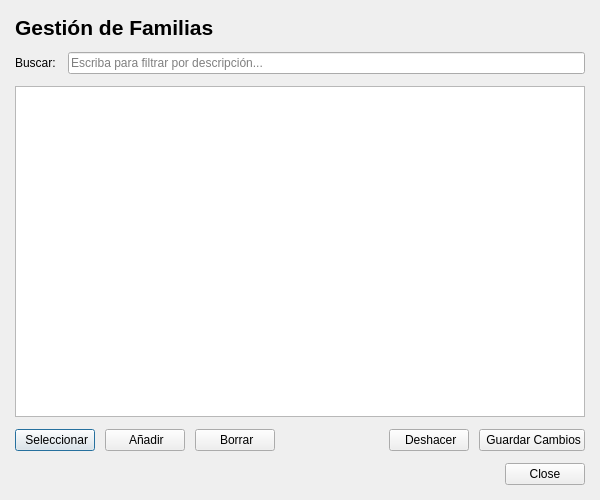
Qt form familias.ui (Ladis72/tienda) before a commit.
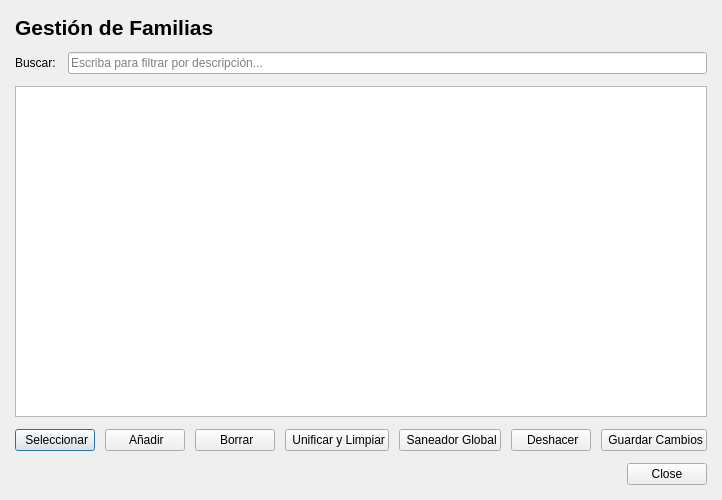
The same form after that commit.

Commit message: feat: implement master data unification and global sanitization tools across multiple modules

What changed in the file:
```diff
--- a/familias.ui
+++ b/familias.ui
@@ -129,6 +129,20 @@
        </property>
       </widget>
      </item>
+     <item>
+      <widget class="QPushButton" name="pushButtonUnificar">
+       <property name="text">
+        <string> Unificar y Limpiar</string>
+       </property>
+      </widget>
+     </item>
+     <item>
+      <widget class="QPushButton" name="pushButtonSaneador">
+       <property name="text">
+        <string> Saneador Global</string>
+       </property>
+      </widget>
+     </item>
      <item>
       <spacer name="spacerButtons">
        <property name="orientation">
```
Left out of the diff: 2 changed lines with no effect on the pictures. The commit also changes 34 other files.
